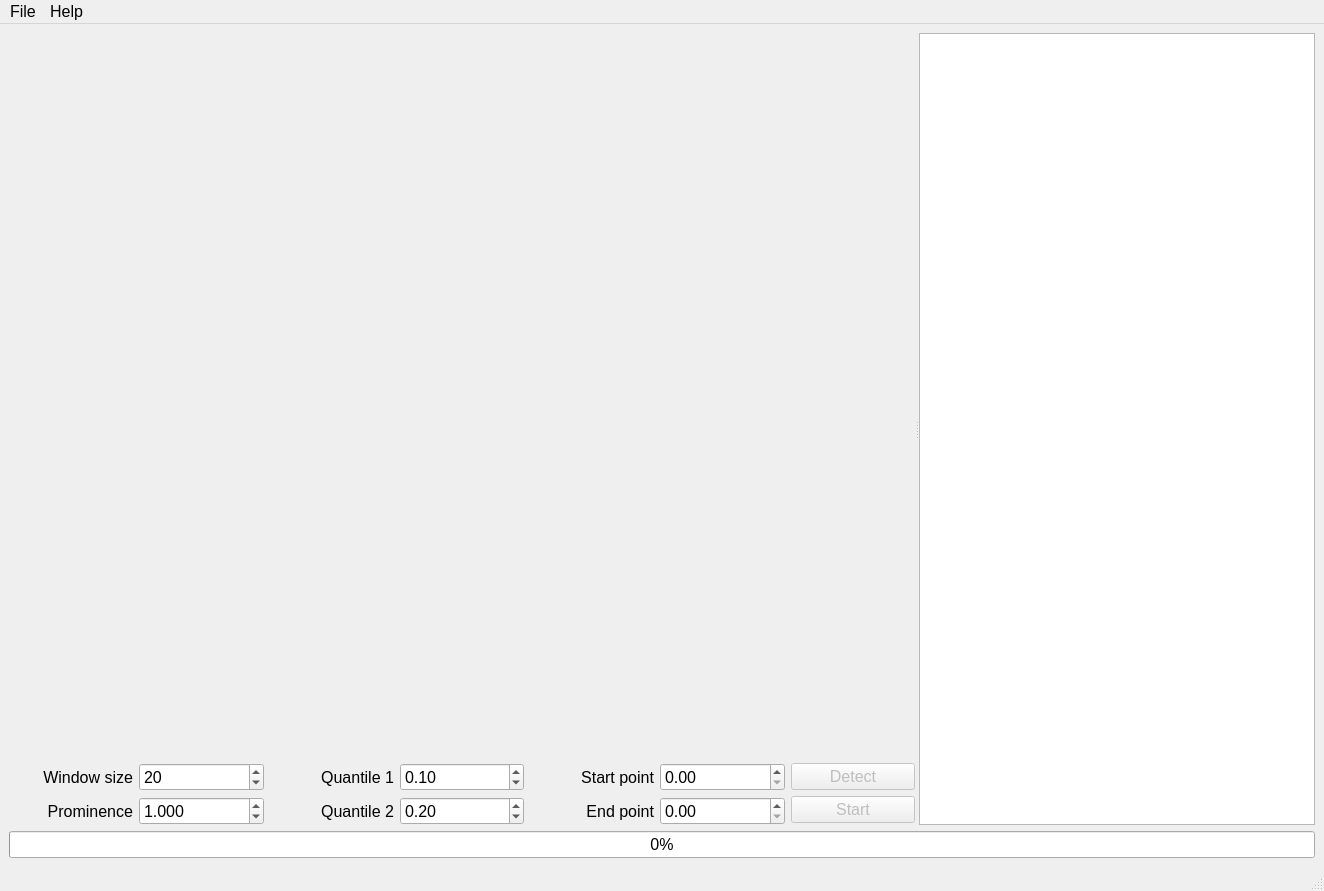
IuliiaBaglaeva/TransientAnalyzerUI, file TransientAnalyzer.ui: the form before one commit.
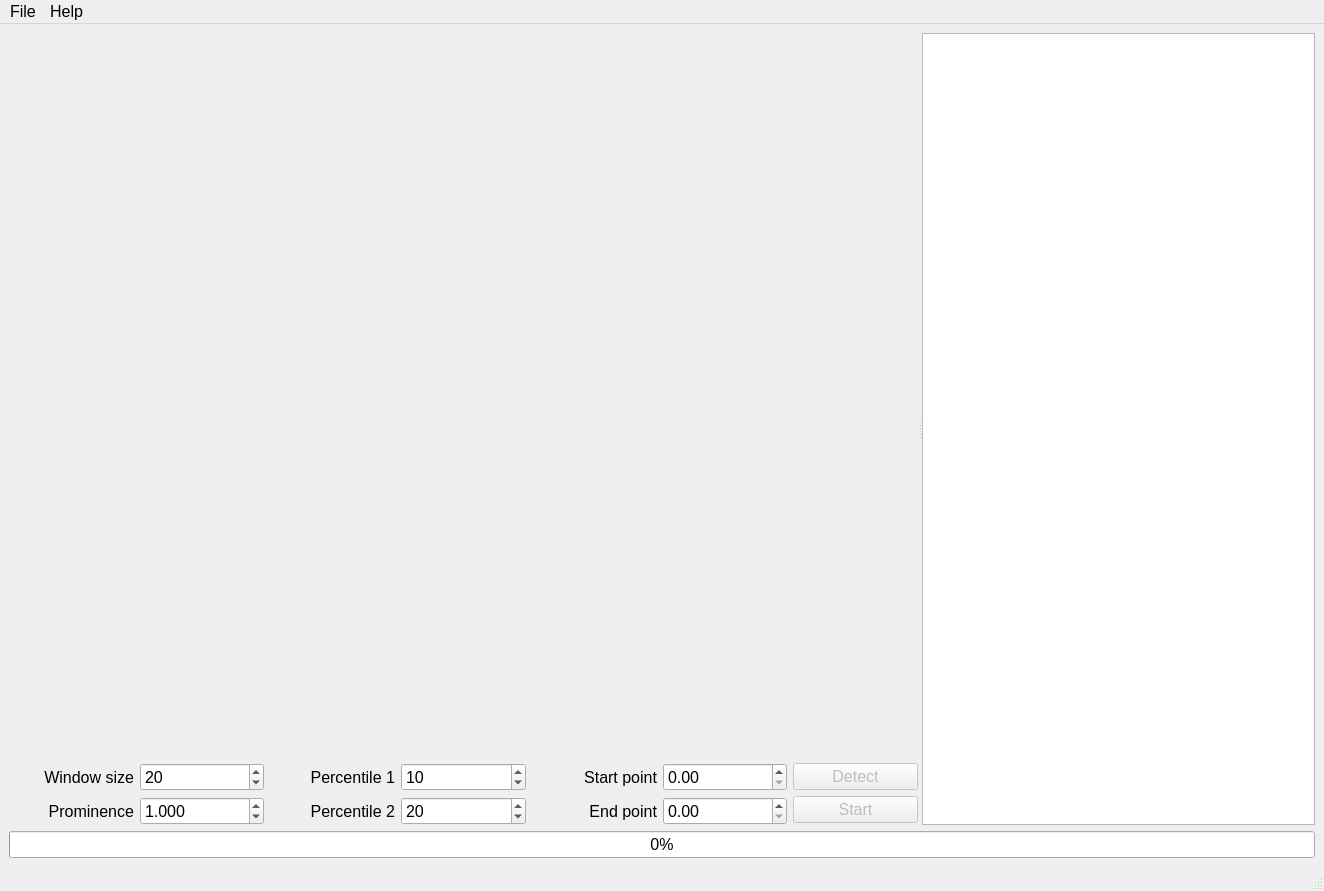
The form after the commit. Custom widgets are drawn as their Qt base class.

Commit message: Minor update: quantiles are replaced for percentiles

The edit to the form file:
```diff
--- a/TransientAnalyzer.ui
+++ b/TransientAnalyzer.ui
@@ -126,7 +126,7 @@
                  <enum>Qt::LeftToRight</enum>
                 </property>
                 <property name="text">
-                 <string>Quantile 1</string>
+                 <string>Percentile 1</string>
                 </property>
                 <property name="alignment">
                  <set>Qt::AlignRight|Qt::AlignTrailing|Qt::AlignVCenter</set>
@@ -136,7 +136,7 @@
               <item>
                <widget class="QLabel" name="label_4">
                 <property name="text">
-                 <string>Quantile 2</string>
+                 <string>Percentile 2</string>
                 </property>
                 <property name="alignment">
                  <set>Qt::AlignRight|Qt::AlignTrailing|Qt::AlignVCenter</set>
@@ -148,28 +148,22 @@
             <item>
              <layout class="QVBoxLayout" name="verticalLayout_4">
               <item>
-               <widget class="QDoubleSpinBox" name="Q1Box">
+               <widget class="QSpinBox" name="Q1Box">
                 <property name="maximum">
-                 <double>1.000000000000000</double>
-                </property>
-                <property name="singleStep">
-                 <double>0.100000000000000</double>
+                 <number>100</number>
                 </property>
                 <property name="value">
-                 <double>0.100000000000000</double>
+                 <number>10</number>
                 </property>
                </widget>
               </item>
               <item>
-               <widget class="QDoubleSpinBox" name="Q2Box">
+               <widget class="QSpinBox" name="Q2Box">
                 <property name="maximum">
-                 <double>1.000000000000000</double>
-                </property>
-                <property name="singleStep">
-                 <double>0.100000000000000</double>
+                 <number>100</number>
                 </property>
                 <property name="value">
-                 <double>0.200000000000000</double>
+                 <number>20</number>
                 </property>
                </widget>
               </item>
```
Left out of the diff: 2 changed lines with no effect on the pictures. The commit also changes 1 other file.
